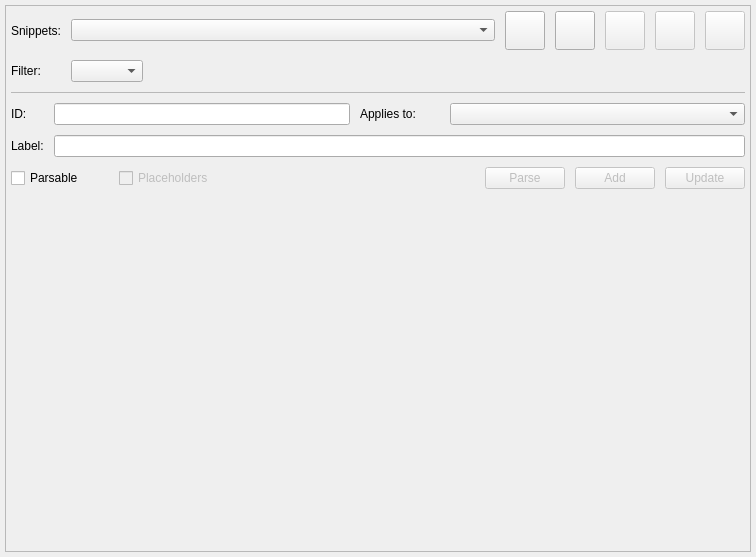
Above: libs/libgui/ui/settings/snippetsconfigwidget.ui from pgmodeler/pgmodeler before the change. Below: the same form after it.
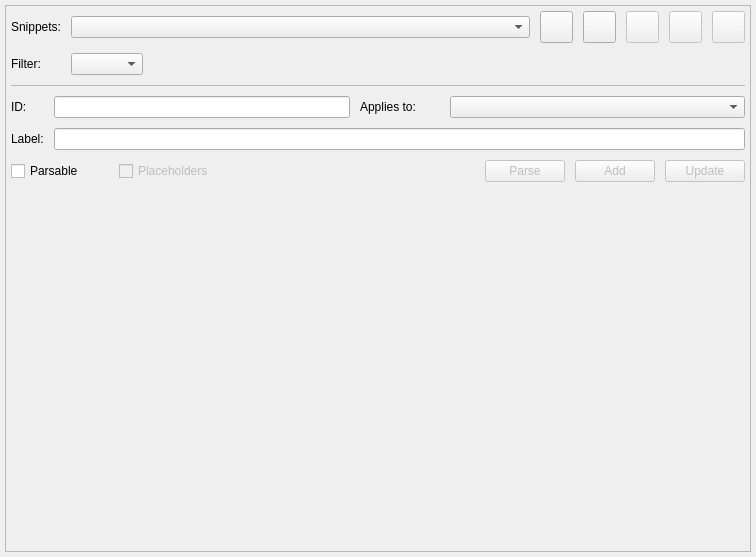
That is the form after the change. Icons and pictures are not drawn.

```diff
--- a/libs/libgui/ui/settings/snippetsconfigwidget.ui
+++ b/libs/libgui/ui/settings/snippetsconfigwidget.ui
@@ -209,8 +209,8 @@
           </property>
           <property name="iconSize">
            <size>
-            <width>32</width>
-            <height>32</height>
+            <width>25</width>
+            <height>25</height>
            </size>
           </property>
          </widget>
@@ -238,8 +238,8 @@
           </property>
           <property name="iconSize">
            <size>
-            <width>32</width>
-            <height>32</height>
+            <width>25</width>
+            <height>25</height>
            </size>
           </property>
          </widget>
@@ -267,8 +267,8 @@
           </property>
           <property name="iconSize">
            <size>
-            <width>32</width>
-            <height>32</height>
+            <width>25</width>
+            <height>25</height>
            </size>
           </property>
          </widget>
@@ -296,8 +296,8 @@
           </property>
           <property name="iconSize">
            <size>
-            <width>32</width>
-            <height>32</height>
+            <width>25</width>
+            <height>25</height>
            </size>
           </property>
          </widget>
@@ -331,8 +331,8 @@
           </property>
           <property name="iconSize">
            <size>
-            <width>32</width>
-            <height>32</height>
+            <width>25</width>
+            <height>25</height>
            </size>
           </property>
           <property name="shortcut">
@@ -408,8 +408,8 @@
           </property>
           <property name="iconSize">
            <size>
-            <width>32</width>
-            <height>32</height>
+            <width>25</width>
+            <height>25</height>
            </size>
           </property>
          </widget>
@@ -449,8 +449,8 @@
           </property>
           <property name="iconSize">
            <size>
-            <width>32</width>
-            <height>32</height>
+            <width>25</width>
+            <height>25</height>
            </size>
           </property>
          </widget>
@@ -490,8 +490,8 @@
           </property>
           <property name="iconSize">
            <size>
-            <width>32</width>
-            <height>32</height>
+            <width>25</width>
+            <height>25</height>
            </size>
           </property>
          </widget>
```
Left out of the diff: 1 changed line with no effect on the pictures.
